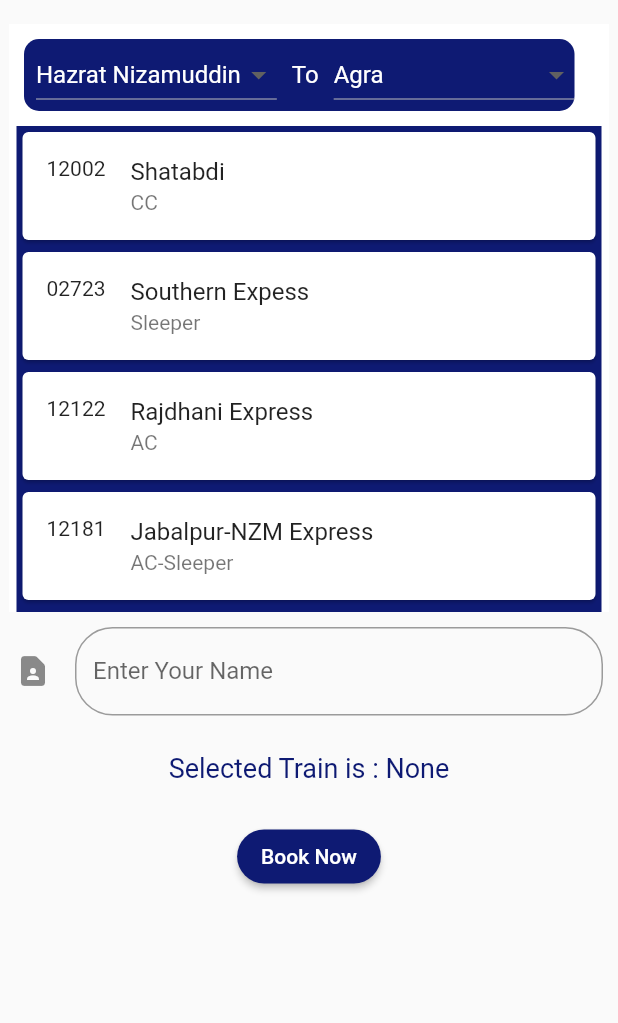
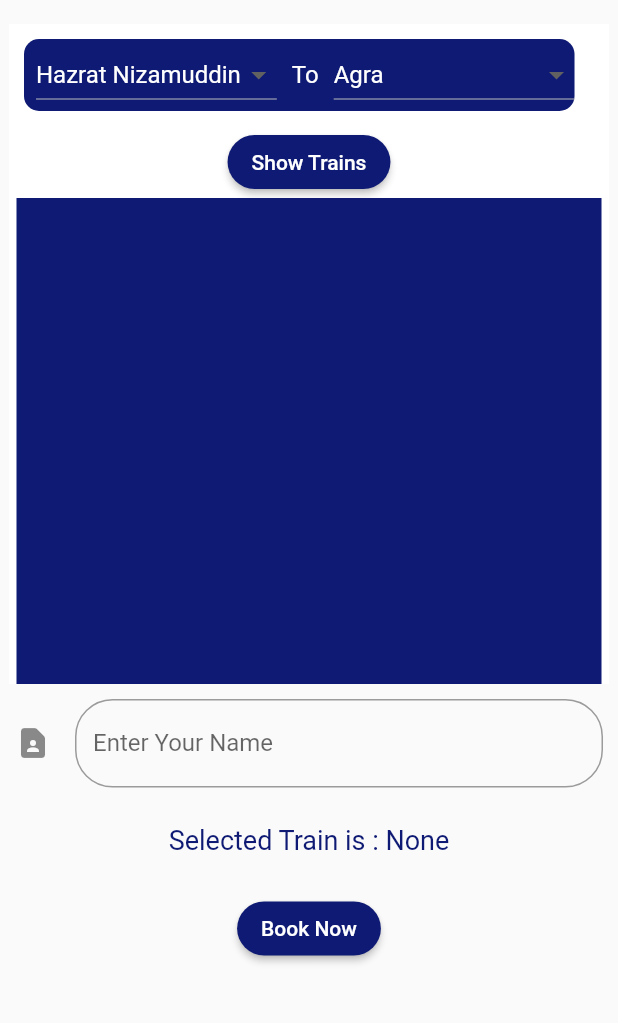
Before and after one commit to Yuvraj02/reservation_system, a Flutter app: the screen it shows after launch, on a phone screen of 412 x 824 dp, the part 84-1107 px from its top. Run offline on Flutter 3.47's test engine with Material 2 defaults, Android fonts, the phone set to English and light mode, and no system bars.

Commit message:
Providers Added to the Reservation System

```diff
--- a/lib/main.dart
+++ b/lib/main.dart
@@ -1,8 +1,10 @@
 
 import 'package:flutter/cupertino.dart';
 import 'package:flutter/material.dart';
-import 'package:reservation_system/reservation_screen.dart';
-import 'package:reservation_system/train.dart';
+import 'package:provider/provider.dart';
+import 'package:reservation_system/provider.dart';
+
+import 'package:reservation_system/train_tile.dart';
 
 void main() {
   runApp(MyApp());
@@ -12,13 +14,16 @@ class MyApp extends StatelessWidget {
   // This widget is the root of your application.
   @override
   Widget build(BuildContext context) {
-    return MaterialApp(
+    return ChangeNotifierProvider<TrainProvider>(
+      create: (context) => TrainProvider(),
+      child: MaterialApp(
         debugShowCheckedModeBanner: false,
         title: 'Flutter Demo',
         theme: ThemeData(
           primarySwatch: Colors.blue,
         ),
         home: MyHomePage(title: 'Reservation System'),
+      ),
     );
   }
 }
@@ -33,113 +38,116 @@ class MyHomePage extends StatefulWidget {
 }
 
 class _MyHomePageState extends State<MyHomePage> {
-  List<Train> trainList = [
-    Train(name: "Shatabdi", coachType: "CC", number: "12002", locations: [
-      "Hazrat Nizamuddin",
-      "Agra",
-      "Gwalior",
-      "Jhansi",
-      "Lalitpur",
-      "Bhopal",
-      "Habibganj"
-    ]),
-    Train(
-        name: "Southern Expess",
-        coachType: "Sleeper",
-        number: "02723",
-        locations: [
-          "Hazrat Nizamuddin",
-          "Agra",
-          "Gwalior",
-          "Jhansi",
-          "Lalitpur",
-          "Bhopal",
-          "Indore",
-          "Chennai"
-        ]),
-    Train(
-        name: "Rajdhani Express",
-        coachType: "AC",
-        number: "12122",
-        locations: [
-          "Hazrat Nizamuddin",
-          "Agra",
-          "Gwalior",
-          "Jhansi",
-          "Lalitpur",
-          "Bhopal"
-        ]),
-    Train(
-        name: "Jabalpur-NZM Express",
-        coachType: "AC-Sleeper",
-        number: "12181",
-        locations: [
-          "Hazrat Nizamuddin",
-          "Agra",
-          "Gwalior",
-          "Jhansi",
-          "Lalitpur",
-          "Jabalpur"
-        ]),
-  ];
+  // List<Train> trainList = [
+  //   Train(name: "Shatabdi", coachType: "CC", number: "12002", locations: [
+  //     "Hazrat Nizamuddin",
+  //     "Agra",
+  //     "Gwalior",
+  //     "Jhansi",
+  //     "Lalitpur",
+  //     "Bhopal",
+  //     "Habibganj"
+  //   ]),
+  //   Train(
+  //       name: "Southern Expess",
+  //       coachType: "Sleeper",
+  //       number: "02723",
+  //       locations: [
+  //         "Hazrat Nizamuddin",
+  //         "Agra",
+  //         "Gwalior",
+  //         "Jhansi",
+  //         "Lalitpur",
+  //         "Bhopal",
+  //         "Indore",
+  //         "Chennai"
+  //       ]),
+  //   Train(
+  //       name: "Rajdhani Express",
+  //       coachType: "AC",
+  //       number: "12122",
+  //       locations: [
+  //         "Hazrat Nizamuddin",
+  //         "Agra",
+  //         "Gwalior",
+  //         "Jhansi",
+  //         "Lalitpur",
+  //         "Bhopal"
+  //       ]),
+  //   Train(
+  //       name: "Jabalpur-NZM Express",
+  //       coachType: "AC-Sleeper",
+  //       number: "12181",
+  //       locations: [
+  //         "Hazrat Nizamuddin",
+  //         "Agra",
+  //         "Gwalior",
+  //         "Jhansi",
+  //         "Lalitpur",
+  //         "Jabalpur"
+  //       ]),
+  // ];
+  //
+  // List<String> locations = [
+  //   "Hazrat Nizamuddin",
+  //   "Agra",
+  //   "Gwalior",
+  //   "Jhansi",
+  //   "Bhopal",
+  //   "Jabalpur",
+  // ];
+  //
+  // final fromLocationSelected = TextEditingController();
+  //
+  // String? selectFromLocation =
+  //     "Hazrat Nizamuddin"; //Boarding Point will be stored here
+  // String? selectToLocation = "Agra"; //Dropping point will be stored here
+  // final dropLocationSelected = TextEditingController();
+  // String nameValue = "";
+  // String trainSelected = "None";
+  //
+  // bool trainDeets(
+  //     String? fromLocation, String? boardingLocation, List trainRoutList) {
+  //   bool from = false;
+  //   bool to = false;
+  //
+  //   for (int i = 0; i < trainRoutList.length; i++) {
+  //     if (trainRoutList[i] == fromLocation) {
+  //       from = true;
+  //       print(trainRoutList[i]);
+  //     }
+  //     if (trainRoutList[i] == boardingLocation) {
+  //       to = true;
+  //       print("To Matched");
+  //     }
+  //   }
+  //   if ((from && to) && (fromLocation != boardingLocation)) {
+  //     return true;
+  //   }
+  //   return false;
+  // }
+  //
+  // Train trainDetails(String trainName) {
+  //   for (int i = 0; i < trainList.length; i++) {
+  //     if (trainList[i].name == trainName) {
+  //       return trainList[i];
+  //     }
+  //   }
+  //   return Train(name: "", coachType: "", number: "", locations: []);
+  // }
 
-  List<String> locations = [
-    "Hazrat Nizamuddin",
-    "Agra",
-    "Gwalior",
-    "Jhansi",
-    "Bhopal",
-    "Jabalpur",
-  ];
-
-  final fromLocationSelected = TextEditingController();
-
-  String? selectFromLocation =
-      "Hazrat Nizamuddin"; //Boarding Point will be stored here
-  String? selectToLocation = "Agra"; //Dropping point will be stored here
-  final dropLocationSelected = TextEditingController();
-  String nameValue = "";
-  String trainSelected = "None";
-
-  bool trainDeets(
-      String? fromLocation, String? boardingLocation, List trainRoutList) {
-    bool from = false;
-    bool to = false;
-
-    for (int i = 0; i < trainRoutList.length; i++) {
-      if (trainRoutList[i] == fromLocation) {
-        from = true;
-        print(trainRoutList[i]);
-      }
-      if (trainRoutList[i] == boardingLocation) {
-        to = true;
-        print("To Matched");
-      }
-    }
-    if ((from && to) && (fromLocation != boardingLocation)) {
-      return true;
-    }
-    return false;
-  }
-
-  Train trainDetails(String trainName) {
-    for (int i = 0; i < trainList.length; i++) {
-      if (trainList[i].name == trainName) {
-        return Train(
-            name: trainList[i].name,
-            coachType: trainList[i].coachType,
-            number: trainList[i].number,
-            locations: trainList[i].locations);
-      }
-    }
-    return Train(name: "", coachType: "", number: "", locations: []);
-  }
+  //TrainProvider trainProvider = new TrainProvider();
 
   @override
   Widget build(BuildContext context) {
     return Scaffold(
       appBar: AppBar(
-        title: Center(child:Text(widget.title,style: TextStyle(color: Colors.white),),),
+        title: Center(
+          child: Text(
+            widget.title,
+            style: TextStyle(color: Colors.white),
+          ),
+        ),
         elevation: 0,
         backgroundColor: new Color(0xFF0e1a73),
       ),
@@ -155,10 +163,12 @@ class _MyHomePageState extends State<MyHomePage> {
                 children: [
                   Padding(
                     padding: EdgeInsets.only(left: 0),
-                      child: Row(
+                    child: Consumer<TrainProvider>(
+                      builder: (context, provider, child) {
+                        return Row(
                           children: [
                             Container(
-                            // margin: EdgeInsets.all(16),
+                              //margin: EdgeInsets.all(16),
                               margin: EdgeInsets.all(10),
                               decoration: BoxDecoration(
                                 borderRadius: BorderRadius.circular(10),
@@ -169,78 +179,91 @@ class _MyHomePageState extends State<MyHomePage> {
                                   Padding(
                                     padding: const EdgeInsets.only(left: 8.0),
                                     child: DropdownButton<String>(
-                                    dropdownColor: new Color(0xFF0e1a73) ,
-                                    items: locations.map((String dropDownListItem) {
+                                      dropdownColor: new Color(0xFF0e1a73),
+                                      items: provider.locations
+                                          .map((String dropDownListItem) {
                                         return DropdownMenuItem<String>(
                                             value: dropDownListItem,
-                                          child: Text(dropDownListItem,style: TextStyle(color: Colors.white),));
+                                            child: Text(
+                                              dropDownListItem,
+                                              style: TextStyle(
+                                                  color: Colors.white),
+                                            ));
                                       }).toList(),
                                       onChanged: (newValueSelected) {
-                                      setState(() {
-                                        selectFromLocation = newValueSelected;
-                                      });
+                                        provider.selectedFromLocation(newValueSelected);
                                       },
-                                    value: selectFromLocation,
+                                      value: provider.selectFromLocation,
                                     ),
                                   ),
-                           SizedBox(width: 10,),
-                                Text("To",style: TextStyle(color: Colors.white,fontSize: 16),),
-                                SizedBox(width: 10,),
-
+                                  SizedBox(
+                                    width: 10,
+                                  ),
+                                  Text(
+                                    "To",
+                                    style: TextStyle(
+                                        color: Colors.white, fontSize: 16),
+                                  ),
+                                  SizedBox(
+                                    width: 10,
+                                  ),
                                   DropdownButton<String>(
-                              dropdownColor:new Color(0xFF0e1a73) ,
-                              items: locations.map((String dropDownListItem) {
+                                    dropdownColor: new Color(0xFF0e1a73),
+                                    items: provider.locations
+                                        .map((String dropDownListItem) {
                                       return DropdownMenuItem<String>(
                                           value: dropDownListItem,
-                                    child: Text(dropDownListItem,style: TextStyle(color: Colors.white),));
+                                          child: Text(
+                                            dropDownListItem,
+                                            style:
+                                                TextStyle(color: Colors.white),
+                                          ));
                                     }).toList(),
                                     onChanged: (newValueSelected) {
-                                setState(() {
-                                  selectToLocation = newValueSelected;
-                                });
+                                      provider.selectedToLocation(newValueSelected);
                                     },
-                              value: selectToLocation,
+                                    value: provider.selectToLocation,
                                   ),
                                 ],
                               ),
                             ),
                           ],
+                        );
+                      },
                     ),
                   ),
-                    Container(
+                  Consumer<TrainProvider>(builder: (context,provider,child){
+                    return RaisedButton(
+                      child: Text(
+                        "Show Trains",
+                        style: TextStyle(color: Colors.white),
+                      ),
+                      onPressed: () {
+                        provider.showTrainButton(true);
+                      },
+                      color: new Color(0xFF0e1a73),
+                      shape: RoundedRectangleBorder(
+                        borderRadius: new BorderRadius.circular(20.0),
+                      ),
+                    );
+                  },),
+                  Consumer<TrainProvider>(builder: (context,provider,child){
+                    return Container(
                       height: MediaQuery.of(context).size.height - 500,
                       width: 390,
                       decoration: BoxDecoration(
                         color: new Color(0xFF0e1a73),
                       ),
-                      child: ListView.builder(
-                          itemCount: trainList.length,
-                          itemBuilder: (context, index) {
-                            if (trainDeets(selectFromLocation, selectToLocation,
-                                trainList[index].locations)) {
-                              return Card(
-                                child: ListTile(
-                                  onTap: () {
-                                    setState(() {
-                                      trainSelected = trainList[index].name;
-                                    });
-                                  },
-                                  leading: Text(trainList[index].number),
-                                  title: Text(trainList[index].name),
-                                  subtitle: Text(trainList[index].coachType),
-                                ),
+                      child: TrainTile(),
                     );
-                            } else {
-                              return Text("");
-                            }
-                          }),
-                    )
+                  },),
                 ],
               ),
             ),
             Padding(
               padding: EdgeInsets.fromLTRB(10, 10, 10, 10),
-                child: TextFormField(
+              child: Consumer<TrainProvider>(builder: (context,provider,child){
+               return  TextFormField(
                   decoration: InputDecoration(
                       icon: Icon(Icons.contact_page_rounded),
                       labelText: "Enter Your Name",
@@ -254,39 +277,40 @@ class _MyHomePageState extends State<MyHomePage> {
                     return null;
                   },
                   onChanged: (nm) {
-                    nameValue = nm;
+                    //username Of the person
+                    provider.nameValue = nm;
                   },
+                );
+              },),
             ),
-              ),
-              Container(
+            Consumer<TrainProvider>(builder: (context,provider,child){
+             return Container(
                 width: 500,
                 height: 50,
                 margin: EdgeInsets.fromLTRB(16, 0, 16, 10),
-                decoration: BoxDecoration(
-
+                decoration: BoxDecoration(),
+                child: Center(
+                    child: Text(
+                      "Selected Train is : ${provider.trainSelected}",
+                      style: TextStyle(color: new Color(0xFF0e1a73), fontSize: 18),
+                    )),
+              );
+            }),
+            Consumer<TrainProvider>(builder: (context,provider,child){
+              return RaisedButton(
+                child: Text(
+                  "Book Now",
+                  style: TextStyle(color: Colors.white),
                 ),
-                child:
-                    Center(child: Text("Selected Train is : ${trainSelected}",style: TextStyle(color: new Color(0xFF0e1a73),fontSize: 18),)),
-              ),
-              RaisedButton(
-                  child: Text("Book Now",style: TextStyle(color: Colors.white),),
                 onPressed: () {
-                    if (trainSelected == "None" || nameValue == "") {
-                      ScaffoldMessenger.of(context).showSnackBar(SnackBar(
-                        content: Text("Please Check all the inputs again"),
-                      ));
-                    } else {
-                      Navigator.push(context,
-                          MaterialPageRoute(builder: (BuildContext context) {
-                        return Reservation(
-                            nameValue, trainDetails(trainSelected),selectFromLocation,selectToLocation);
-                      }));
-                    }
+                  provider.ticketPage(context);
                 },
                 color: new Color(0xFF0e1a73),
                 shape: RoundedRectangleBorder(
                   borderRadius: new BorderRadius.circular(20.0),
-      ),),
+                ),
+              );
+            },),
           ],
         ),
       ),
--- /dev/null
+++ b/lib/provider.dart
@@ -0,0 +1,131 @@
+//
+// import 'dart:js';
+
+import 'package:flutter/cupertino.dart';
+import 'package:flutter/material.dart';
+import 'package:reservation_system/reservation_screen.dart';
+import 'package:reservation_system/train.dart';
+import 'package:reservation_system/train_tile.dart';
+
+class TrainProvider extends ChangeNotifier{
+
+  List<Train> trainList = [Train(name: "Shatabdi", coachType: "CC", number: "12002", locations: [
+      "Hazrat Nizamuddin",
+      "Agra",
+      "Gwalior",
+      "Jhansi",
+      "Lalitpur",
+      "Bhopal",
+      "Habibganj"
+    ]), Train(
+        name: "Southern Expess",
+        coachType: "Sleeper",
+        number: "02723",
+        locations: [
+          "Hazrat Nizamuddin",
+          "Agra",
+          "Gwalior",
+          "Jhansi",
+          "Lalitpur",
+          "Bhopal",
+          "Indore",
+          "Chennai"
+        ]), Train(
+        name: "Rajdhani Express",
+        coachType: "AC",
+        number: "12122",
+        locations: [
+          "Hazrat Nizamuddin",
+          "Agra",
+          "Gwalior",
+          "Jhansi",
+          "Lalitpur",
+          "Bhopal"
+        ]), Train(
+        name: "Jabalpur-NZM Express",
+        coachType: "AC-Sleeper",
+        number: "12181",
+        locations: [
+          "Hazrat Nizamuddin",
+          "Agra",
+          "Gwalior",
+          "Jhansi",
+          "Lalitpur",
+          "Jabalpur"
+        ]),];
+  List<String> locations = ["Hazrat Nizamuddin", "Agra", "Gwalior", "Jhansi", "Bhopal", "Jabalpur",];
+
+  bool showTrains=false;
+  final fromLocationSelected = TextEditingController();
+  String? selectFromLocation ="Hazrat Nizamuddin"; //Boarding Point will be stored here
+  String? selectToLocation = "Agra"; //Dropping point will be stored here
+  final dropLocationSelected = TextEditingController();
+  String nameValue = "";
+  String trainSelected = "None";
+
+  bool trainDeets(String? fromLocation, String? boardingLocation, List trainRoutList) {
+    bool from = false;
+    bool to = false;
+
+    for (int i = 0; i < trainRoutList.length; i++) {
+      if (trainRoutList[i] == fromLocation) {
+        from = true;
+        print(trainRoutList[i]);
+      }
+      if (trainRoutList[i] == boardingLocation) {
+        to = true;
+        print("To Matched");
+      }
+    }
+    if ((from && to) && (fromLocation != boardingLocation)) {
+      return true;
+    }
+    return false;
+  }
+
+  Train trainDetails(String trainName) {
+    for (int i = 0; i < trainList.length; i++) {
+      if (trainList[i].name == trainName) {
+        return trainList[i];
+      }
+    }
+    return Train(name: "", coachType: "", number: "", locations: []);
+  }
+
+  void trainAssign(String trainName){
+    trainSelected=trainName;
+    notifyListeners();
+  }
+
+  void ticketPage(BuildContext context){
+    if (trainSelected == "None" || nameValue == "") {
+      ScaffoldMessenger.of(context).showSnackBar(SnackBar(
+        content: Text("Please Check all the inputs again"),
+      ));
+    } else {
+      Navigator.push(context,
+          MaterialPageRoute(builder: (BuildContext context) {
+            return Reservation(
+                nameValue, trainDetails(trainSelected),selectFromLocation,selectToLocation);
+          }));
+    }
+  }
+
+  void showTrainButton(bool state){
+    showTrains=true;
+    notifyListeners();
+  }
+
+  void selectedFromLocation(String? loc){
+      selectFromLocation = loc;
+      showTrains=false;
+      notifyListeners();
+  }
+
+  void selectedToLocation(String? loc){
+    selectToLocation = loc;
+    showTrains=false;
+    notifyListeners();
+  }
+
+}
--- a/lib/reservation_screen.dart
+++ b/lib/reservation_screen.dart
@@ -3,9 +3,13 @@ import 'package:flutter/material.dart';
 import 'train.dart';
 
 class Reservation extends StatefulWidget {
+
   Train trainDeets;
+
   String userName;
+
   String? fromLocation;
+
   String? toLocation;
 
   Reservation(
--- /dev/null
+++ b/lib/train_tile.dart
@@ -0,0 +1,44 @@
+import 'package:flutter/cupertino.dart';
+import 'package:flutter/material.dart';
+import 'package:provider/provider.dart';
+import 'package:reservation_system/provider.dart';
+import 'package:reservation_system/train.dart';
+
+class TrainTile extends StatefulWidget{
+  TrainTile();
+
+  _TrainTileState_ createState() => _TrainTileState_();
+
+}
+
+class _TrainTileState_ extends State<TrainTile>{
+
+
+  @override
+  Widget build(BuildContext context) {
+    return Consumer<TrainProvider>(
+      builder: (context,trainProvider,child){
+        return ListView.builder(
+            itemCount: trainProvider.trainList.length,
+            itemBuilder: (context, index) {
+              if (trainProvider.trainDeets(trainProvider.selectFromLocation, trainProvider.selectToLocation,
+                  trainProvider.trainList[index].locations) && trainProvider.showTrains) {
+                return Card(
+                  child: ListTile(
+                    onTap: () {
+                      trainProvider.trainAssign(trainProvider.trainList[index].name);
+                      print(trainProvider.trainSelected);
+                    },
+                    leading: Text(trainProvider.trainList[index].number),
+                    title: Text(trainProvider.trainList[index].name),
+                    subtitle: Text(trainProvider.trainList[index].coachType),
+                  ),
+                );
+              } else {
+                return SizedBox(width: 0,height: 0,);
+              }
+            });
+      },
+    );
+  }
+}
--- a/pubspec.yaml
+++ b/pubspec.yaml
@@ -24,7 +24,7 @@ dependencies:
   dropdownfield: ^1.0.3
   flutter:
     sdk: flutter
-
+  provider: ^5.0.0
 
   # The following adds the Cupertino Icons font to your application.
   # Use with the CupertinoIcons class for iOS style icons.
```
Also changed, not shown: pubspec.lock. Lines whose indentation alone changed are shown as unchanged.
